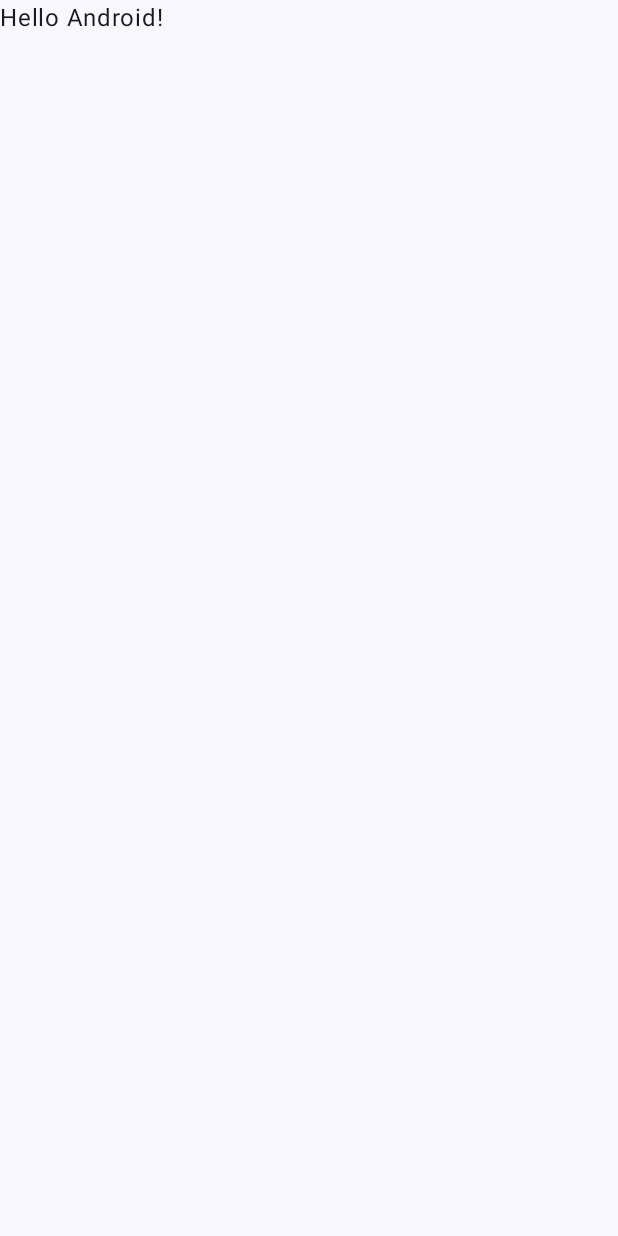
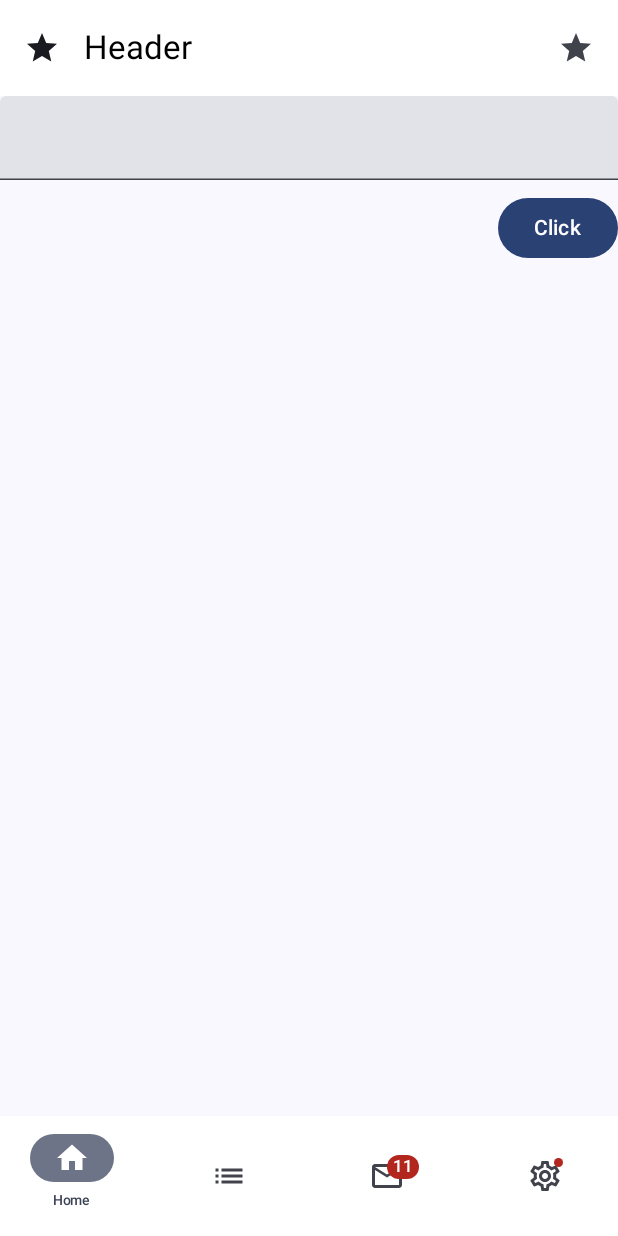
Before and after one commit to Lemon-666-byte/WanAndroid-Compose, an Android app built with Jetpack Compose: the screen it shows after launch (MainActivity), on a phone screen of 412 x 824 dp. Before the commit the screen is almost empty. Run offline under Robolectric (Android 15) with nearby library versions, the phone set to English and light mode, and no system bars.

Commit message:
BottomNavBar

```diff
--- a/app/build.gradle
+++ b/app/build.gradle
@@ -57,6 +57,7 @@ dependencies {
     implementation 'androidx.compose.ui:ui-graphics'
     implementation 'androidx.compose.ui:ui-tooling-preview'
     implementation 'androidx.compose.material3:material3'
+    implementation 'androidx.navigation:navigation-compose:2.4.1'
     testImplementation 'junit:junit:4.13.2'
     androidTestImplementation 'androidx.test.ext:junit:1.1.3'
     androidTestImplementation 'androidx.test.espresso:espresso-core:3.4.0'
--- a/app/src/main/java/com/app/wanandroid/MainActivity.kt
+++ b/app/src/main/java/com/app/wanandroid/MainActivity.kt
@@ -4,43 +4,39 @@ import android.os.Bundle
 import androidx.activity.ComponentActivity
 import androidx.activity.compose.setContent
 import androidx.compose.foundation.layout.fillMaxSize
+import androidx.compose.material3.ExperimentalMaterial3Api
 import androidx.compose.material3.MaterialTheme
+import androidx.compose.material3.Scaffold
 import androidx.compose.material3.Surface
-import androidx.compose.material3.Text
-import androidx.compose.runtime.Composable
 import androidx.compose.ui.Modifier
-import androidx.compose.ui.tooling.preview.Preview
+import androidx.navigation.compose.rememberNavController
+import com.app.wanandroid.nav.BottomNavBar
+import com.app.wanandroid.nav.TopBar
+import com.app.wanandroid.navigation.NavigationGraph
 import com.app.wanandroid.ui.theme.WanAndroidComposeTheme
 
 class MainActivity : ComponentActivity() {
+    @OptIn(ExperimentalMaterial3Api::class)
     override fun onCreate(savedInstanceState: Bundle?) {
         super.onCreate(savedInstanceState)
         setContent {
+            val navController = rememberNavController()
             WanAndroidComposeTheme {
-                // A surface container using the 'background' color from the theme
                 Surface(
-                    modifier = Modifier.fillMaxSize(),
-                    color = MaterialTheme.colorScheme.background
+                    modifier = Modifier.fillMaxSize(), color = MaterialTheme.colorScheme.background
                 ) {
-                    Greeting("Android")
+                    Scaffold(
+                        topBar = {
+                            TopBar("Header")
+                        },
+                        bottomBar = {
+                            BottomNavBar(navController)
+                        },
+                    ) { innerPadding ->
+                        NavigationGraph(navController, innerPadding)
+                    }
                 }
             }
         }
     }
 }
-
-@Composable
-fun Greeting(name: String, modifier: Modifier = Modifier) {
-    Text(
-        text = "Hello $name!",
-        modifier = modifier
-    )
-}
-
-@Preview(showBackground = true)
-@Composable
-fun GreetingPreview() {
-    WanAndroidComposeTheme {
-        Greeting("Android")
-    }
-}
--- /dev/null
+++ b/app/src/main/java/com/app/wanandroid/nav/BottomNavBar.kt
@@ -0,0 +1,96 @@
+package com.app.wanandroid.nav
+
+import androidx.compose.material3.Badge
+import androidx.compose.material3.BadgedBox
+import androidx.compose.material3.ExperimentalMaterial3Api
+import androidx.compose.material3.Icon
+import androidx.compose.material3.NavigationBar
+import androidx.compose.material3.NavigationBarItem
+import androidx.compose.material3.Text
+import androidx.compose.runtime.Composable
+import androidx.compose.runtime.getValue
+import androidx.compose.runtime.mutableStateOf
+import androidx.compose.runtime.saveable.rememberSaveable
+import androidx.compose.runtime.setValue
+import androidx.compose.ui.graphics.Color
+import androidx.compose.ui.unit.sp
+import androidx.navigation.NavController
+import com.app.wanandroid.navigation.BottomNavItem
+
+@OptIn(ExperimentalMaterial3Api::class)
+@Composable
+fun BottomNavBar(navController: NavController) {
+
+    val items = listOf(
+        BottomNavItem.Main, BottomNavItem.Detail, BottomNavItem.Mail, BottomNavItem.Settings
+    )
+
+    NavigationBar(
+        containerColor = Color(0xFFFFFFFF), contentColor = Color(0xFF000000)
+    ) {
+
+        //val navBackStackEntry by navController.currentBackStackEntryAsState()
+        //val currentRoute = navBackStackEntry?.destination?.route
+
+        var selectedItemIndex by rememberSaveable() {
+            mutableStateOf(0)
+        }
+
+        items.forEachIndexed { index, item ->
+            NavigationBarItem(label = {
+                Text(text = item.title, fontSize = 9.sp)
+            }, alwaysShowLabel = false, selected = selectedItemIndex == index, onClick = {
+                selectedItemIndex = index
+                navController.navigate(item.route) {
+                    navController.graph.startDestinationRoute?.let { route ->
+                        popUpTo(route) {
+                            saveState = true
+                        }
+                    }
+                    launchSingleTop = true
+                    restoreState = true
+                }
+            }, icon = {
+                BadgedBox(badge = {
+                    if (item.badgeCount != null) {
+                        Badge {
+                            Text(text = item.badgeCount.toString())
+                        }
+                    } else if (item.hasNews) {
+                        Badge()
+                    }
+                }) {
+                    Icon(
+                        imageVector = if (index == selectedItemIndex) item.selectedIcon else item.unSelectedIcon,
+                        contentDescription = item.title
+                    )
+                }
+            })
+        }
+
+    }
+
+}
+
+/*
+val items = listOf(
+                    BottomNavigationItem(
+                        title = "Home",
+                        selectedIcon = Icons.Filled.Home,
+                        unSelectedIcon = Icons.Outlined.Home,
+                        hasNews = false,
+                    ),
+                    BottomNavigationItem(
+                        title = "Mail",
+                        selectedIcon = Icons.Filled.Email,
+                        unSelectedIcon = Icons.Outlined.Email,
+                        hasNews = false,
+                        badgeCount = 45
+                    ),
+                    BottomNavigationItem(
+                        title = "Settings",
+                        selectedIcon = Icons.Filled.Settings,
+                        unSelectedIcon = Icons.Outlined.Settings,
+                        hasNews = true,
+                    ),
+ */
--- /dev/null
+++ b/app/src/main/java/com/app/wanandroid/nav/TopBar.kt
@@ -0,0 +1,37 @@
+package com.app.wanandroid.nav
+
+import androidx.compose.material.icons.Icons
+import androidx.compose.material.icons.filled.Star
+import androidx.compose.material3.ExperimentalMaterial3Api
+import androidx.compose.material3.Icon
+import androidx.compose.material3.IconButton
+import androidx.compose.material3.Text
+import androidx.compose.material3.TopAppBar
+import androidx.compose.material3.TopAppBarDefaults
+import androidx.compose.runtime.Composable
+import androidx.compose.ui.graphics.Color
+
+@OptIn(ExperimentalMaterial3Api::class)
+@Composable
+fun TopBar(title: String) {
+    TopAppBar(colors = TopAppBarDefaults.smallTopAppBarColors(
+        containerColor = Color(0xFFFFFFFF), titleContentColor = Color(0xFF000000)
+    ), title = {
+        Text(title)
+//        Icon(
+//            imageVector = Icons.Default.Person, contentDescription = null
+//        )
+    }, navigationIcon = {
+        IconButton(onClick = { /* Do something */ }) {
+            Icon(
+                imageVector = Icons.Default.Star, contentDescription = null
+            )
+        }
+    }, actions = {
+        IconButton(onClick = { /* Do something */ }) {
+            Icon(
+                imageVector = Icons.Default.Star, contentDescription = null
+            )
+        }
+    })
+}
--- /dev/null
+++ b/app/src/main/java/com/app/wanandroid/navigation/BottomNavigationItem.kt
@@ -0,0 +1,74 @@
+package com.app.wanandroid.navigation
+
+import androidx.compose.material.icons.Icons
+import androidx.compose.material.icons.filled.Email
+import androidx.compose.material.icons.filled.Home
+import androidx.compose.material.icons.filled.List
+import androidx.compose.material.icons.filled.Settings
+import androidx.compose.material.icons.outlined.Email
+import androidx.compose.material.icons.outlined.Home
+import androidx.compose.material.icons.outlined.List
+import androidx.compose.material.icons.outlined.Settings
+import androidx.compose.ui.graphics.vector.ImageVector
+
+data class BottomNavigationItem(
+    val title: String,
+    val selectedIcon: ImageVector,
+    val unSelectedIcon: ImageVector,
+    val hasNews: Boolean,
+    val badgeCount: Int? = null
+)
+
+sealed class BottomNavItem(
+    val title: String,
+    val route: String,
+    val selectedIcon: ImageVector,
+    val unSelectedIcon: ImageVector,
+    val hasNews: Boolean,
+    val badgeCount: Int? = null
+) {
+    object Main : BottomNavItem(
+        title = "Home",
+        route = "main_screen",
+        selectedIcon = Icons.Filled.Home,
+        unSelectedIcon = Icons.Outlined.Home,
+        hasNews = false
+    )
+
+    object Detail : BottomNavItem(
+        title = "Detail",
+        route = "detail_screen",
+        selectedIcon = Icons.Filled.List,
+        unSelectedIcon = Icons.Outlined.List,
+        hasNews = false
+    )
+
+    object Mail : BottomNavItem(
+        title = "Mail",
+        route = "mail_screen",
+        selectedIcon = Icons.Filled.Email,
+        unSelectedIcon = Icons.Outlined.Email,
+        hasNews = false,
+        badgeCount = 11
+    )
+
+    object Settings : BottomNavItem(
+        title = "Settings",
+        route = "settings_screen",
+        selectedIcon = Icons.Filled.Settings,
+        unSelectedIcon = Icons.Outlined.Settings,
+        hasNews = true
+    )
+
+    /*
+    fun withArgs(vararg args: String): String {
+        return buildString {
+            append(route)
+            args.forEach {arg ->
+                append("/$arg")
+            }
+        }
+    }
+
+     */
+}
--- /dev/null
+++ b/app/src/main/java/com/app/wanandroid/navigation/NavigationGraph.kt
@@ -0,0 +1,59 @@
+package com.app.wanandroid.navigation
+
+import androidx.compose.foundation.layout.PaddingValues
+import androidx.compose.runtime.Composable
+import androidx.navigation.NavHostController
+import androidx.navigation.compose.NavHost
+import androidx.navigation.compose.composable
+import com.app.wanandroid.screens.DetailScreen
+import com.app.wanandroid.screens.MailScreen
+import com.app.wanandroid.screens.MainScreen
+import com.app.wanandroid.screens.SettingsScreen
+
+@Composable
+fun NavigationGraph(navController: NavHostController, innerPadding: PaddingValues) {
+    NavHost(
+        navController = navController,
+        startDestination = BottomNavItem.Main.route
+    ) {
+        composable(route = BottomNavItem.Main.route) {
+            MainScreen(navController, innerPadding)
+        }
+        composable(route = BottomNavItem.Detail.route) {
+            DetailScreen("Name", innerPadding)
+        }
+        composable(route = BottomNavItem.Mail.route) {
+            MailScreen(innerPadding)
+        }
+        composable(route = BottomNavItem.Settings.route) {
+            SettingsScreen(innerPadding)
+        }
+    }
+}
+
+
+/*
+@Composable
+fun Navigation() {
+    val navController = rememberNavController()
+    NavHost(
+        navController = navController,
+        startDestination = Screen.MainScreen.route
+        ) {
+        composable(route = Screen.MainScreen.route) {
+            MainScreen(navController = navController)
+        }
+        composable(
+            route = Screen.DetailScreen.route + "/{name}",
+            arguments = listOf(
+                navArgument("name") {
+                    type = NavType.StringType
+                    defaultValue = "Jennie"
+                    nullable = true
+                } )
+            ) { entry ->
+                DetailScreen(name = entry.arguments?.getString("name"))
+            }
+    }
+}
+ */
--- /dev/null
+++ b/app/src/main/java/com/app/wanandroid/screens/MainScreen.kt
@@ -0,0 +1,56 @@
+package com.app.wanandroid.screens
+
+import androidx.compose.foundation.layout.Arrangement
+import androidx.compose.foundation.layout.Column
+import androidx.compose.foundation.layout.PaddingValues
+import androidx.compose.foundation.layout.Spacer
+import androidx.compose.foundation.layout.fillMaxWidth
+import androidx.compose.foundation.layout.height
+import androidx.compose.foundation.layout.padding
+import androidx.compose.material3.Button
+import androidx.compose.material3.ExperimentalMaterial3Api
+import androidx.compose.material3.Text
+import androidx.compose.material3.TextField
+import androidx.compose.runtime.Composable
+import androidx.compose.runtime.getValue
+import androidx.compose.runtime.mutableStateOf
+import androidx.compose.runtime.remember
+import androidx.compose.runtime.setValue
+import androidx.compose.ui.Alignment
+import androidx.compose.ui.Modifier
+import androidx.compose.ui.unit.dp
+import androidx.navigation.NavController
+import com.app.wanandroid.navigation.BottomNavItem
+
+@OptIn(ExperimentalMaterial3Api::class)
+@Composable
+fun MainScreen(navController: NavController, innerPadding: PaddingValues) {
+
+    var text by remember {
+        mutableStateOf("")
+    }
+
+    Column(
+        verticalArrangement = Arrangement.Center,
+        modifier = Modifier
+            .fillMaxWidth()
+            .padding(innerPadding)
+    ) {
+        TextField(
+            value = text, onValueChange = {
+                text = it
+            },
+            modifier = Modifier.fillMaxWidth()
+        )
+        Spacer(modifier = Modifier.height(8.dp))
+        Button(
+            onClick = {
+                navController.navigate(BottomNavItem.Detail.route)
+                //navController.navigate(BottomNavItem.Detail.withArgs(text))
+            },
+            modifier = Modifier.align(Alignment.End)
+        ) {
+            Text(text = "Click")
+        }
+    }
+}
```
Also changed, not shown: app/src/main/java/com/app/wanandroid/screens/DetailScreen.kt (added, +21 -0 lines), app/src/main/java/com/app/wanandroid/screens/MailScreen.kt (added, +38 -0 lines), app/src/main/java/com/app/wanandroid/screens/SettingsScreen.kt (added, +38 -0 lines).
